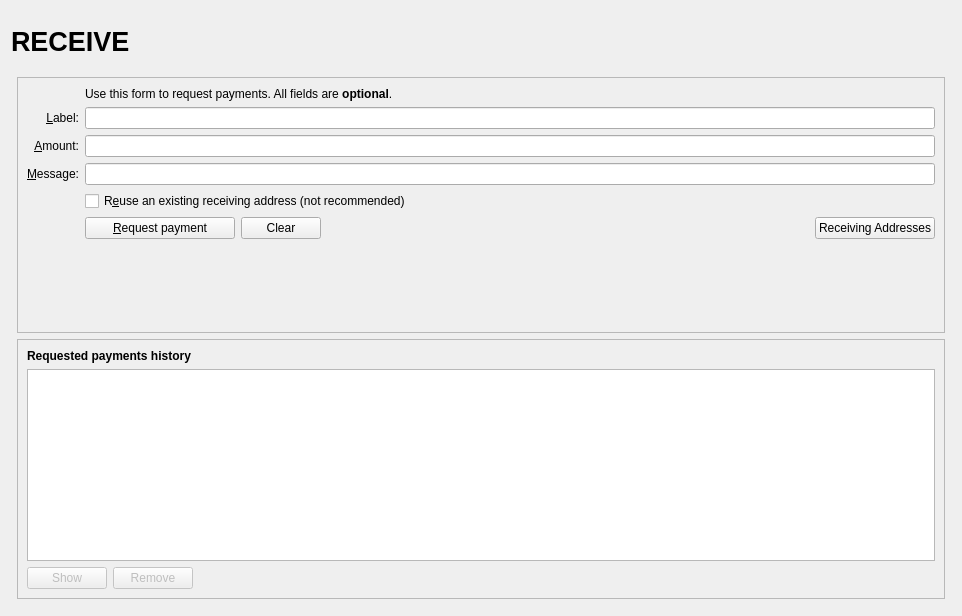
Before: the Qt Designer form src/qt/forms/receivecoinsdialog.ui in VitaeTeam/Vitae, drawn with Qt 5.
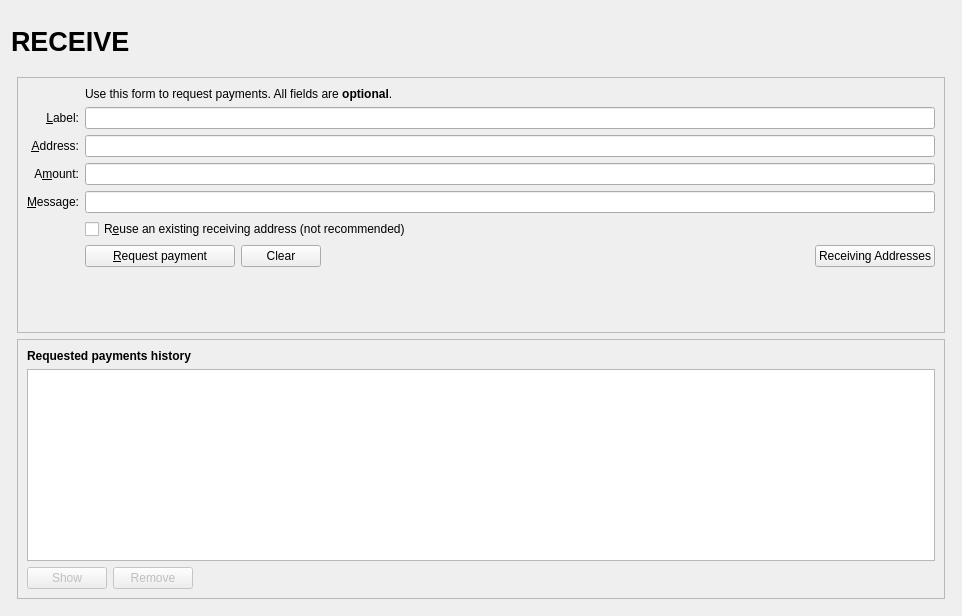
After: the same form once the commit is applied. Icons and pictures are not drawn. Custom widgets are drawn as their Qt base class.

Commit message:
Merge #714: [UI] Add address field in receive tab
db51d53 [UI] Persist receive address through wallet restart (warrows)
5f7929f [UI] Change receive address upon receiving funds (warrows)
b10252b [UI] Add an address field to the receive form (warrows)

Tree-SHA512: f6ab8d1834a3fb5f5f8343395f1e960161a308e6bc5a8c9b8899cb4cf368b5511642dd1c89764a6d47fc0c85ac70a19a82d36fc23476c3fbe3422eb43c92ebbd

# Conflicts:
#	src/qt/forms/receivecoinsdialog.ui

```diff
--- a/src/qt/forms/receivecoinsdialog.ui
+++ b/src/qt/forms/receivecoinsdialog.ui
@@ -136,53 +136,6 @@
           <layout class="QVBoxLayout" name="verticalLayout_3">
            <item>
             <layout class="QGridLayout" name="gridLayout">
-             <item row="7" column="2">
-              <widget class="QCheckBox" name="reuseAddress">
-               <property name="toolTip">
-                <string>Reuse one of the previously used receiving addresses.&lt;br&gt;Reusing addresses has security and privacy issues.&lt;br&gt;Do not use this unless re-generating a payment request made before.</string>
-               </property>
-               <property name="text">
-                <string>R&amp;euse an existing receiving address (not recommended)</string>
-               </property>
-              </widget>
-             </item>
-             <item row="7" column="0">
-              <widget class="QLabel" name="label_4">
-               <property name="text">
-                <string/>
-               </property>
-              </widget>
-             </item>
-             <item row="6" column="0">
-              <widget class="QLabel" name="label_3">
-               <property name="toolTip">
-                <string>An optional message to attach to the payment request, which will be displayed when the request is opened. Note: The message will not be sent with the payment over the VITAE network.</string>
-               </property>
-               <property name="text">
-                <string>&amp;Message:</string>
-               </property>
-               <property name="alignment">
-                <set>Qt::AlignRight|Qt::AlignTrailing|Qt::AlignVCenter</set>
-               </property>
-               <property name="buddy">
-                <cstring>reqMessage</cstring>
-               </property>
-              </widget>
-             </item>
-             <item row="4" column="2">
-              <widget class="QLineEdit" name="reqLabel">
-               <property name="toolTip">
-                <string>An optional label to associate with the new receiving address.</string>
-               </property>
-              </widget>
-             </item>
-             <item row="6" column="2">
-              <widget class="QLineEdit" name="reqMessage">
-               <property name="toolTip">
-                <string>An optional message to attach to the payment request, which will be displayed when the request is opened.&lt;br&gt;Note: The message will not be sent with the payment over the VITAE network.</string>
-               </property>
-              </widget>
-             </item>
              <item row="2" column="2">
               <widget class="QLabel" name="label_5">
                <property name="text">
@@ -206,23 +159,62 @@
                </property>
               </widget>
              </item>
+             <item row="4" column="2">
+              <widget class="QLineEdit" name="reqLabel">
+               <property name="toolTip">
+                <string>An optional label to associate with the new receiving address.</string>
+               </property>
+              </widget>
+             </item>
              <item row="5" column="0">
               <widget class="QLabel" name="label">
                <property name="toolTip">
-                <string>An optional amount to request. Leave this empty or zero to not request a specific amount.</string>
+                <string>Your receiving address. You can copy and use it to receive coins on this wallet. A new one will be generated once it is used.</string>
                </property>
                <property name="text">
-                <string>&amp;Amount:</string>
+                <string>&amp;Address:</string>
                </property>
                <property name="alignment">
                 <set>Qt::AlignRight|Qt::AlignTrailing|Qt::AlignVCenter</set>
                </property>
                <property name="buddy">
-                <cstring>reqAmount</cstring>
+                <cstring>reqAddress</cstring>
                </property>
               </widget>
              </item>
              <item row="5" column="2">
+              <widget class="QLineEdit" name="reqAddress">
+               <property name="readOnly">
+                <bool>true</bool>
+               </property>
+               <property name="minimumSize">
+                <size>
+                 <width>80</width>
+                 <height>0</height>
+                </size>
+               </property>
+               <property name="toolTip">
+                <string>Your receiving address. You can copy and use it to receive coins on this wallet. A new one will be generated once it is used.</string>
+               </property>
+              </widget>
+             </item>
+             <item row="6" column="0">
+              <widget class="QLabel" name="label">
+               <property name="toolTip">
+                <string>An optional amount to request. Leave this empty or zero to not request a specific amount.</string>
+               </property>
+               <property name="text">
+                <string>A&amp;mount:</string>
+               </property>
+               <property name="alignment">
+                <set>Qt::AlignRight|Qt::AlignTrailing|Qt::AlignVCenter</set>
+               </property>
+               <property name="buddy">
+                <cstring>reqAmount</cstring>
+               </property>
+              </widget>
+             </item>
+             <item row="6" column="2">
               <widget class="BitcoinAmountField" name="reqAmount">
                <property name="minimumSize">
                 <size>
@@ -235,14 +227,54 @@
                </property>
               </widget>
              </item>
+             <item row="7" column="0">
+              <widget class="QLabel" name="label_3">
+               <property name="toolTip">
+                <string>An optional message to attach to the payment request, which will be displayed when the request is opened. Note: The message will not be sent with the payment over the PIVX network.</string>
+               </property>
+               <property name="text">
+                <string>&amp;Message:</string>
+               </property>
+               <property name="alignment">
+                <set>Qt::AlignRight|Qt::AlignTrailing|Qt::AlignVCenter</set>
+               </property>
+               <property name="buddy">
+                <cstring>reqMessage</cstring>
+               </property>
+              </widget>
+             </item>
+             <item row="7" column="2">
+              <widget class="QLineEdit" name="reqMessage">
+               <property name="toolTip">
+                <string>An optional message to attach to the payment request, which will be displayed when the request is opened.&lt;br&gt;Note: The message will not be sent with the payment over the PIVX network.</string>
+               </property>
+              </widget>
+             </item>
              <item row="8" column="0">
-              <widget class="QLabel" name="label_7">
+              <widget class="QLabel" name="label_4">
                <property name="text">
                 <string/>
                </property>
               </widget>
              </item>
              <item row="8" column="2">
+              <widget class="QCheckBox" name="reuseAddress">
+               <property name="toolTip">
+                <string>Reuse one of the previously used receiving addresses.&lt;br&gt;Reusing addresses has security and privacy issues.&lt;br&gt;Do not use this unless re-generating a payment request made before.</string>
+               </property>
+               <property name="text">
+                <string>R&amp;euse an existing receiving address (not recommended)</string>
+               </property>
+              </widget>
+             </item>
+             <item row="9" column="0">
+              <widget class="QLabel" name="label_7">
+               <property name="text">
+                <string/>
+               </property>
+              </widget>
+             </item>
+             <item row="9" column="2">
               <layout class="QHBoxLayout" name="horizontalLayout">
                <item>
                 <widget class="QPushButton" name="receiveButton">
@@ -313,7 +345,7 @@
                </item>
               </layout>
              </item>
-             <item row="9" column="2">
+             <item row="10" column="2">
               <spacer name="verticalSpacer">
                <property name="orientation">
                 <enum>Qt::Vertical</enum>
```
Left out of the diff: 1 changed line with no effect on the pictures. The commit also changes 6 other files.
